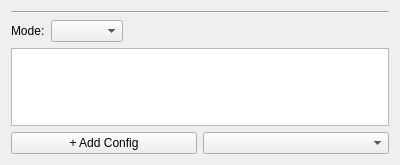
Qt form atef/ui/configuration_group_page.ui (pcdshub/atef) before a commit.
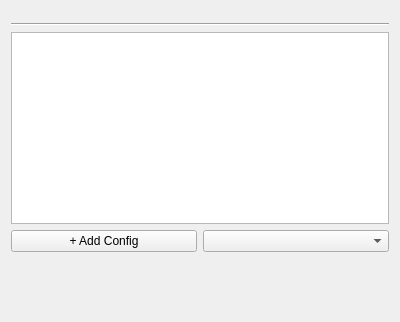
The same form after that commit.

Commit message: WIP: config gui opens checkpoint

The edit to the form file:
```diff
--- a/atef/ui/configuration_group_page.ui
+++ b/atef/ui/configuration_group_page.ui
@@ -7,7 +7,7 @@
     <x>0</x>
     <y>0</y>
     <width>400</width>
-    <height>165</height>
+    <height>322</height>
    </rect>
   </property>
   <property name="windowTitle">
@@ -15,7 +15,10 @@
   </property>
   <layout class="QVBoxLayout" name="verticalLayout">
    <item>
-    <layout class="QVBoxLayout" name="name_desc_tags_layout"/>
+    <widget class="QWidget" name="name_desc_tags_placeholder" native="true"/>
+   </item>
+   <item>
+    <widget class="QWidget" name="config_group_placeholder" native="true"/>
    </item>
    <item>
     <widget class="Line" name="line">
@@ -25,52 +28,35 @@
     </widget>
    </item>
    <item>
-    <layout class="QHBoxLayout" name="horizontalLayout_5">
-     <property name="topMargin">
-      <number>0</number>
-     </property>
-     <item>
-      <widget class="QLabel" name="label_4">
-       <property name="text">
-        <string>Mode:</string>
-       </property>
-      </widget>
-     </item>
-     <item>
-      <widget class="QComboBox" name="mode_combo"/>
-     </item>
-     <item>
-      <spacer name="horizontalSpacer_4">
-       <property name="orientation">
-        <enum>Qt::Horizontal</enum>
-       </property>
-       <property name="sizeHint" stdset="0">
-        <size>
-         <width>40</width>
-         <height>20</height>
-        </size>
-       </property>
-      </spacer>
-     </item>
-    </layout>
-   </item>
-   <item>
-    <widget class="QTableWidget" name="group_content_table"/>
+    <widget class="QTableWidget" name="config_Table"/>
    </item>
    <item>
     <layout class="QHBoxLayout" name="horizontalLayout">
      <item>
-      <widget class="QPushButton" name="add_config_button">
+      <widget class="QPushButton" name="add_row_button">
        <property name="text">
         <string>+ Add Config</string>
        </property>
       </widget>
      </item>
      <item>
-      <widget class="QComboBox" name="select_type_combo"/>
+      <widget class="QComboBox" name="add_row_type_combo"/>
      </item>
     </layout>
    </item>
+   <item>
+    <spacer name="verticalSpacer">
+     <property name="orientation">
+      <enum>Qt::Vertical</enum>
+     </property>
+     <property name="sizeHint" stdset="0">
+      <size>
+       <width>20</width>
+       <height>40</height>
+      </size>
+     </property>
+    </spacer>
+   </item>
   </layout>
  </widget>
  <resources/>
```
The commit also changes 5 other files.
